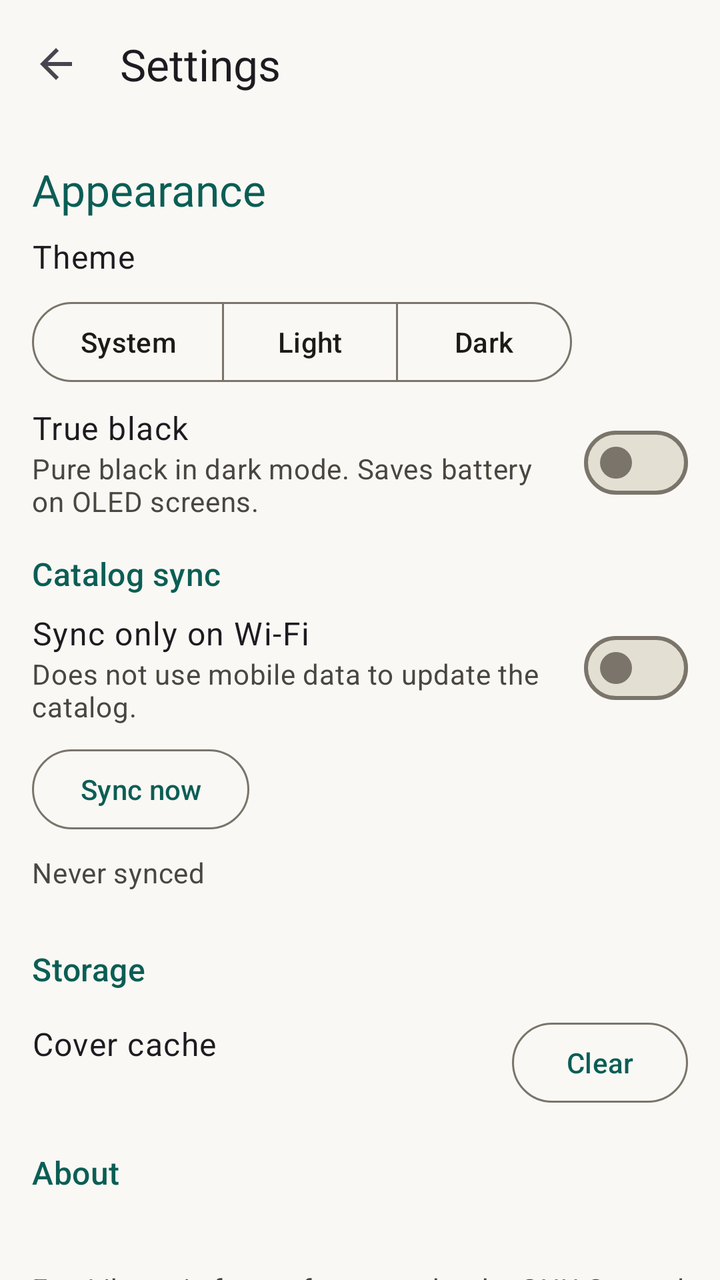
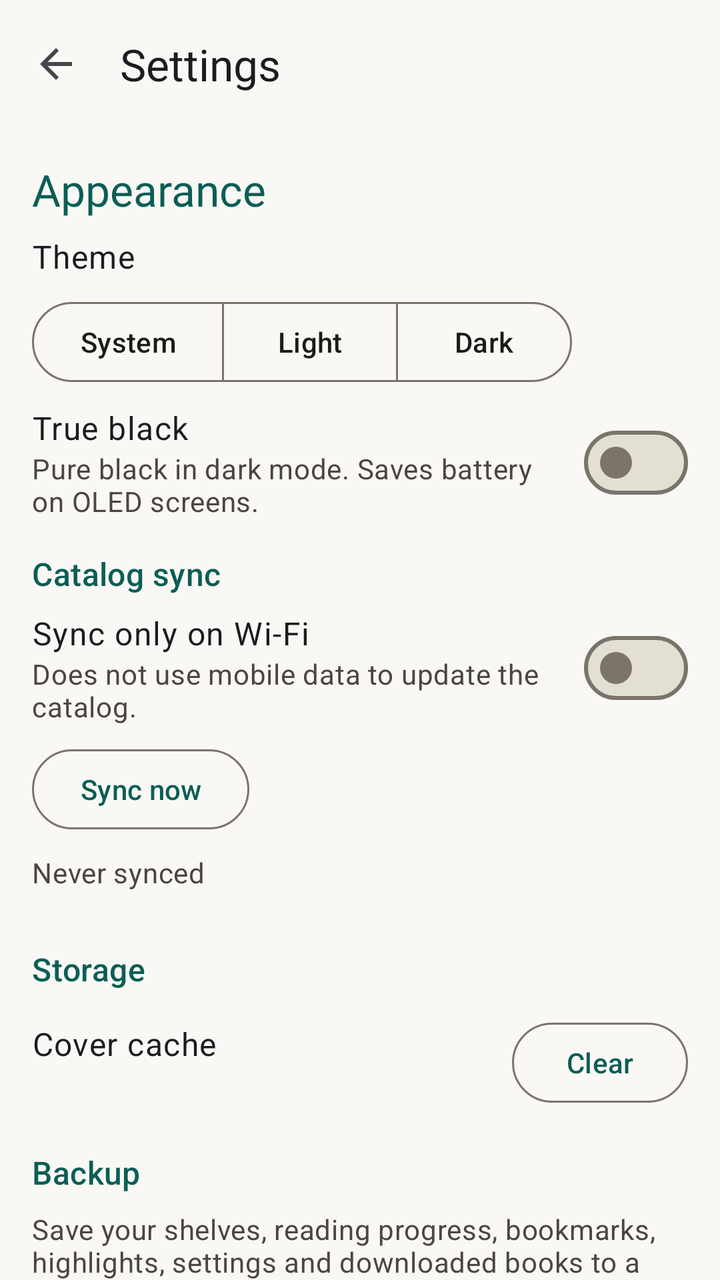

Compare the two renders of this Android layout. The source of the first and the diff that turns it into the second are given below.
<!-- AndroidManifest.xml: application theme Theme.FreeLibrary -->
<!-- res/layout/fragment_settings.xml -->
<?xml version="1.0" encoding="utf-8"?>
<LinearLayout xmlns:android="http://schemas.android.com/apk/res/android"
    xmlns:app="http://schemas.android.com/apk/res-auto"
    android:id="@+id/settingsRoot"
    android:layout_width="match_parent"
    android:layout_height="match_parent"
    android:orientation="vertical">

    <com.google.android.material.appbar.MaterialToolbar
        android:id="@+id/settingsToolbar"
        android:layout_width="match_parent"
        android:layout_height="?attr/actionBarSize"
        app:navigationContentDescription="@string/back"
        app:navigationIcon="?attr/homeAsUpIndicator"
        app:title="@string/settings_title"
        app:titleTextAppearance="@style/TextAppearance.FreeLibrary.TitleLarge" />

    <androidx.core.widget.NestedScrollView
        android:layout_width="match_parent"
        android:layout_height="0dp"
        android:layout_weight="1"
        android:clipToPadding="false">

        <LinearLayout
            android:layout_width="match_parent"
            android:layout_height="wrap_content"
            android:orientation="vertical"
            android:paddingStart="@dimen/spacing_m"
            android:paddingEnd="@dimen/spacing_m"
            android:paddingBottom="@dimen/spacing_m">

            
            <TextView
                style="@style/TextAppearance.FreeLibrary.TitleLarge"
                android:layout_width="match_parent"
                android:layout_height="wrap_content"
                android:accessibilityHeading="true"
                android:paddingTop="@dimen/spacing_m"
                android:paddingBottom="@dimen/spacing_s"
                android:text="@string/settings_appearance"
                android:textAppearance="?attr/textAppearanceTitleMedium"
                android:textColor="?attr/colorPrimary" />

            <TextView
                android:layout_width="match_parent"
                android:layout_height="wrap_content"
                android:text="@string/settings_theme"
                android:textAppearance="?attr/textAppearanceBodyLarge" />

            <com.google.android.material.button.MaterialButtonToggleGroup
                android:id="@+id/themeGroup"
                android:layout_width="wrap_content"
                android:layout_height="wrap_content"
                android:layout_marginTop="@dimen/spacing_s"
                app:selectionRequired="true"
                app:singleSelection="true">

                <com.google.android.material.button.MaterialButton
                    android:id="@+id/themeSystem"
                    style="@style/Widget.Material3.Button.OutlinedButton"
                    android:layout_width="wrap_content"
                    android:layout_height="wrap_content"
                    android:text="@string/theme_system" />

                <com.google.android.material.button.MaterialButton
                    android:id="@+id/themeLight"
                    style="@style/Widget.Material3.Button.OutlinedButton"
                    android:layout_width="wrap_content"
                    android:layout_height="wrap_content"
                    android:text="@string/theme_light" />

                <com.google.android.material.button.MaterialButton
                    android:id="@+id/themeDark"
                    style="@style/Widget.Material3.Button.OutlinedButton"
                    android:layout_width="wrap_content"
                    android:layout_height="wrap_content"
                    android:text="@string/theme_dark" />

            </com.google.android.material.button.MaterialButtonToggleGroup>

            <LinearLayout
                android:id="@+id/trueBlackRow"
                android:layout_width="match_parent"
                android:layout_height="wrap_content"
                android:layout_marginTop="@dimen/spacing_s"
                android:background="?attr/selectableItemBackground"
                android:clickable="true"
                android:focusable="false"
                android:gravity="center_vertical"
                android:importantForAccessibility="no"
                android:minHeight="56dp"
                android:orientation="horizontal">

                <LinearLayout
                    android:layout_width="0dp"
                    android:layout_height="wrap_content"
                    android:layout_weight="1"
                    android:orientation="vertical">

                    <TextView
                        android:layout_width="match_parent"
                        android:layout_height="wrap_content"
                        android:text="@string/settings_true_black"
                        android:textAppearance="?attr/textAppearanceBodyLarge" />

                    <TextView
                        android:layout_width="match_parent"
                        android:layout_height="wrap_content"
                        android:text="@string/settings_true_black_summary"
                        android:textAppearance="?attr/textAppearanceBodyMedium"
                        android:textColor="?attr/colorOnSurfaceVariant" />

                </LinearLayout>

                <com.google.android.material.materialswitch.MaterialSwitch
                    android:id="@+id/trueBlackSwitch"
                    android:layout_width="wrap_content"
                    android:layout_height="wrap_content"
                    android:layout_marginStart="@dimen/spacing_m"
                    android:contentDescription="@string/settings_true_black" />

            </LinearLayout>

            
            <TextView
                android:layout_width="match_parent"
                android:layout_height="wrap_content"
                android:accessibilityHeading="true"
                android:paddingTop="@dimen/spacing_m"
                android:paddingBottom="@dimen/spacing_s"
                android:text="@string/settings_sync"
                android:textAppearance="?attr/textAppearanceTitleMedium"
                android:textColor="?attr/colorPrimary" />

            <LinearLayout
                android:id="@+id/wifiOnlyRow"
                android:layout_width="match_parent"
                android:layout_height="wrap_content"
                android:background="?attr/selectableItemBackground"
                android:clickable="true"
                android:focusable="false"
                android:gravity="center_vertical"
                android:importantForAccessibility="no"
                android:minHeight="56dp"
                android:orientation="horizontal">

                <LinearLayout
                    android:layout_width="0dp"
                    android:layout_height="wrap_content"
                    android:layout_weight="1"
                    android:orientation="vertical">

                    <TextView
                        android:layout_width="match_parent"
                        android:layout_height="wrap_content"
                        android:text="@string/settings_wifi_only"
                        android:textAppearance="?attr/textAppearanceBodyLarge" />

                    <TextView
                        android:layout_width="match_parent"
                        android:layout_height="wrap_content"
                        android:text="@string/settings_wifi_only_summary"
                        android:textAppearance="?attr/textAppearanceBodyMedium"
                        android:textColor="?attr/colorOnSurfaceVariant" />

                </LinearLayout>

                <com.google.android.material.materialswitch.MaterialSwitch
                    android:id="@+id/wifiOnlySwitch"
                    android:layout_width="wrap_content"
                    android:layout_height="wrap_content"
                    android:layout_marginStart="@dimen/spacing_m"
                    android:contentDescription="@string/settings_wifi_only" />

            </LinearLayout>

            <com.google.android.material.button.MaterialButton
                android:id="@+id/syncNowButton"
                style="@style/Widget.Material3.Button.OutlinedButton"
                android:layout_width="wrap_content"
                android:layout_height="wrap_content"
                android:layout_marginTop="@dimen/spacing_s"
                android:text="@string/settings_sync_now" />

            <TextView
                android:id="@+id/syncStatusText"
                android:layout_width="match_parent"
                android:layout_height="wrap_content"
                android:layout_marginTop="@dimen/spacing_s"
                android:accessibilityLiveRegion="polite"
                android:text="@string/sync_never"
                android:textAppearance="?attr/textAppearanceBodyMedium"
                android:textColor="?attr/colorOnSurfaceVariant" />

            <com.google.android.material.progressindicator.LinearProgressIndicator
                android:id="@+id/syncProgress"
                android:layout_width="match_parent"
                android:layout_height="wrap_content"
                android:layout_marginTop="@dimen/spacing_s"
                android:indeterminate="true"
                android:visibility="invisible" />

            
            <TextView
                android:layout_width="match_parent"
                android:layout_height="wrap_content"
                android:accessibilityHeading="true"
                android:paddingTop="@dimen/spacing_m"
                android:paddingBottom="@dimen/spacing_s"
                android:text="@string/settings_storage"
                android:textAppearance="?attr/textAppearanceTitleMedium"
                android:textColor="?attr/colorPrimary" />

            <LinearLayout
                android:layout_width="match_parent"
                android:layout_height="wrap_content"
                android:gravity="center_vertical"
                android:minHeight="56dp"
                android:orientation="horizontal">

                <LinearLayout
                    android:layout_width="0dp"
                    android:layout_height="wrap_content"
                    android:layout_weight="1"
                    android:orientation="vertical">

                    <TextView
                        android:layout_width="match_parent"
                        android:layout_height="wrap_content"
                        android:text="@string/settings_cover_cache"
                        android:textAppearance="?attr/textAppearanceBodyLarge" />

                    <TextView
                        android:id="@+id/coverCacheSize"
                        android:layout_width="match_parent"
                        android:layout_height="wrap_content"
                        android:textAppearance="?attr/textAppearanceBodyMedium"
                        android:textColor="?attr/colorOnSurfaceVariant" />

                </LinearLayout>

                <com.google.android.material.button.MaterialButton
                    android:id="@+id/clearCacheButton"
                    style="@style/Widget.Material3.Button.OutlinedButton"
                    android:layout_width="wrap_content"
                    android:layout_height="wrap_content"
                    android:layout_marginStart="@dimen/spacing_m"
                    android:text="@string/settings_cover_cache_clear" />

            </LinearLayout>

            
            <TextView
                android:layout_width="match_parent"
                android:layout_height="wrap_content"
                android:accessibilityHeading="true"
                android:paddingTop="@dimen/spacing_m"
                android:paddingBottom="@dimen/spacing_s"
                android:text="@string/settings_about"
                android:textAppearance="?attr/textAppearanceTitleMedium"
                android:textColor="?attr/colorPrimary" />

            <TextView
                android:id="@+id/aboutVersion"
                android:layout_width="match_parent"
                android:layout_height="wrap_content"
                android:textAppearance="?attr/textAppearanceBodyLarge" />

            <TextView
                android:layout_width="match_parent"
                android:layout_height="wrap_content"
                android:layout_marginTop="@dimen/spacing_s"
                android:text="@string/about_licence"
                android:textAppearance="?attr/textAppearanceBodyMedium"
                android:textColor="?attr/colorOnSurfaceVariant" />

            <TextView
                android:layout_width="match_parent"
                android:layout_height="wrap_content"
                android:layout_marginTop="@dimen/spacing_s"
                android:text="@string/about_catalog"
                android:textAppearance="?attr/textAppearanceBodyMedium"
                android:textColor="?attr/colorOnSurfaceVariant" />

            <TextView
                android:id="@+id/aboutSource"
                android:layout_width="match_parent"
                android:layout_height="wrap_content"
                android:background="?attr/selectableItemBackground"
                android:clickable="true"
                android:focusable="true"
                android:gravity="center_vertical"
                android:minHeight="48dp"
                android:text="@string/about_source"
                android:textAppearance="?attr/textAppearanceBodyLarge"
                android:textColor="?attr/colorPrimary" />

            <TextView
                android:id="@+id/aboutNotices"
                android:layout_width="match_parent"
                android:layout_height="wrap_content"
                android:background="?attr/selectableItemBackground"
                android:clickable="true"
                android:focusable="true"
                android:gravity="center_vertical"
                android:minHeight="48dp"
                android:text="@string/about_notices"
                android:textAppearance="?attr/textAppearanceBodyLarge"
                android:textColor="?attr/colorPrimary" />

        </LinearLayout>

    </androidx.core.widget.NestedScrollView>

</LinearLayout>
<!-- resources referenced by this layout -->
<resources>
  <dimen name="spacing_m">16dp</dimen>
  <dimen name="spacing_s">8dp</dimen>
  <string name="about_catalog">Books and catalog data: public domain works via Project Gutenberg.</string>
  <string name="about_licence">FreeLibrary is free software under the GNU General Public License v3, with no ads and no tracking.</string>
  <string name="about_notices">Open-source notices</string>
  <string name="about_source">Source code</string>
  <string name="back">Back</string>
  <string name="settings_about">About</string>
  <string name="settings_appearance">Appearance</string>
  <string name="settings_cover_cache">Cover cache</string>
  <string name="settings_cover_cache_clear">Clear</string>
  <string name="settings_storage">Storage</string>
  <string name="settings_sync">Catalog sync</string>
  <string name="settings_sync_now">Sync now</string>
  <string name="settings_theme">Theme</string>
  <string name="settings_title">Settings</string>
  <string name="settings_true_black">True black</string>
  <string name="settings_true_black_summary">Pure black in dark mode. Saves battery on OLED screens.</string>
  <string name="settings_wifi_only">Sync only on Wi-Fi</string>
  <string name="settings_wifi_only_summary">Does not use mobile data to update the catalog.</string>
  <string name="sync_never">Never synced</string>
  <string name="theme_dark">Dark</string>
  <string name="theme_light">Light</string>
  <string name="theme_system">System</string>
  <style name="TextAppearance.FreeLibrary.TitleLarge" parent="TextAppearance.Material3.TitleLarge">
          <item name="fontFamily">@font/literata_medium</item>
          <item name="android:fontFamily">@font/literata_medium</item>
      </style>
  <color name="md_primary">#0B5E55</color>
  <color name="md_on_primary">#FFFFFF</color>
  <color name="md_primary_container">#BFEDE5</color>
  <color name="md_on_primary_container">#00201C</color>
  <color name="md_primary_inverse">#7ED3C7</color>
  <color name="md_secondary">#8A5A00</color>
  <color name="md_on_secondary">#FFFFFF</color>
  <color name="md_secondary_container">#FFE2B0</color>
  <color name="md_on_secondary_container">#2B1A00</color>
  <color name="md_background">#FAF8F4</color>
  <color name="md_on_background">#1C1B18</color>
  <color name="md_surface">#FAF8F4</color>
  <color name="md_on_surface">#1C1B18</color>
  <color name="md_surface_variant">#E8E2D6</color>
  <color name="md_on_surface_variant">#4A4640</color>
  <color name="md_surface_inverse">#31302C</color>
  <color name="md_on_surface_inverse">#F3F0EA</color>
  <color name="md_surface_container_lowest">#FFFFFF</color>
  <color name="md_surface_container_low">#F5F2EB</color>
  <color name="md_surface_container">#F0ECE3</color>
  <color name="md_surface_container_high">#EAE5DA</color>
  <color name="md_surface_container_highest">#E4DFD3</color>
  <color name="md_error">#BA1A1A</color>
  <color name="md_on_error">#FFFFFF</color>
  <color name="md_error_container">#FFDAD6</color>
  <color name="md_on_error_container">#410002</color>
  <color name="md_outline">#7A746B</color>
  <color name="md_outline_variant">#CDC6B9</color>
  <style name="TextAppearance.FreeLibrary.HeadlineSmall" parent="TextAppearance.Material3.HeadlineSmall">
          <item name="fontFamily">@font/literata_semibold</item>
          <item name="android:fontFamily">@font/literata_semibold</item>
      </style>
  <!-- unchanged entries left out for length: 3 -->
</resources>

<!-- the commit's change to res/layout/fragment_settings.xml (unified diff, before → after) -->
@@ -256,6 +256,55 @@
                 android:accessibilityHeading="true"
                 android:paddingTop="@dimen/spacing_m"
                 android:paddingBottom="@dimen/spacing_s"
+                android:text="@string/settings_backup"
+                android:textAppearance="?attr/textAppearanceTitleMedium"
+                android:textColor="?attr/colorPrimary" />
+
+            <TextView
+                android:layout_width="match_parent"
+                android:layout_height="wrap_content"
+                android:text="@string/settings_backup_summary"
+                android:textAppearance="?attr/textAppearanceBodyMedium"
+                android:textColor="?attr/colorOnSurfaceVariant" />
+
+            <LinearLayout
+                android:layout_width="match_parent"
+                android:layout_height="wrap_content"
+                android:layout_marginTop="@dimen/spacing_s"
+                android:orientation="horizontal">
+
+                <com.google.android.material.button.MaterialButton
+                    android:id="@+id/backupExportButton"
+                    style="@style/Widget.Material3.Button.OutlinedButton"
+                    android:layout_width="wrap_content"
+                    android:layout_height="wrap_content"
+                    android:text="@string/settings_backup_export" />
+
+                <com.google.android.material.button.MaterialButton
+                    android:id="@+id/backupImportButton"
+                    style="@style/Widget.Material3.Button.OutlinedButton"
+                    android:layout_width="wrap_content"
+                    android:layout_height="wrap_content"
+                    android:layout_marginStart="@dimen/spacing_s"
+                    android:text="@string/settings_backup_import" />
+
+            </LinearLayout>
+
+            <com.google.android.material.progressindicator.LinearProgressIndicator
+                android:id="@+id/backupProgress"
+                android:layout_width="match_parent"
+                android:layout_height="wrap_content"
+                android:layout_marginTop="@dimen/spacing_s"
+                android:indeterminate="true"
+                android:visibility="invisible" />
+
+            
+            <TextView
+                android:layout_width="match_parent"
+                android:layout_height="wrap_content"
+                android:accessibilityHeading="true"
+                android:paddingTop="@dimen/spacing_m"
+                android:paddingBottom="@dimen/spacing_s"
                 android:text="@string/settings_about"
                 android:textAppearance="?attr/textAppearanceTitleMedium"
                 android:textColor="?attr/colorPrimary" />
<!-- resource entries referenced after the edit -->
@@ -9,6 +9,10 @@
   <string name="back">Back</string>
   <string name="settings_about">About</string>
   <string name="settings_appearance">Appearance</string>
+  <string name="settings_backup">Backup</string>
+  <string name="settings_backup_export">Export</string>
+  <string name="settings_backup_import">Import</string>
+  <string name="settings_backup_summary">Save your shelves, reading progress, bookmarks, highlights, settings and downloaded books to a file, or restore them from one. Nothing leaves your phone unless you move the file yourself.</string>
   <string name="settings_cover_cache">Cover cache</string>
   <string name="settings_cover_cache_clear">Clear</string>
   <string name="settings_storage">Storage</string>
